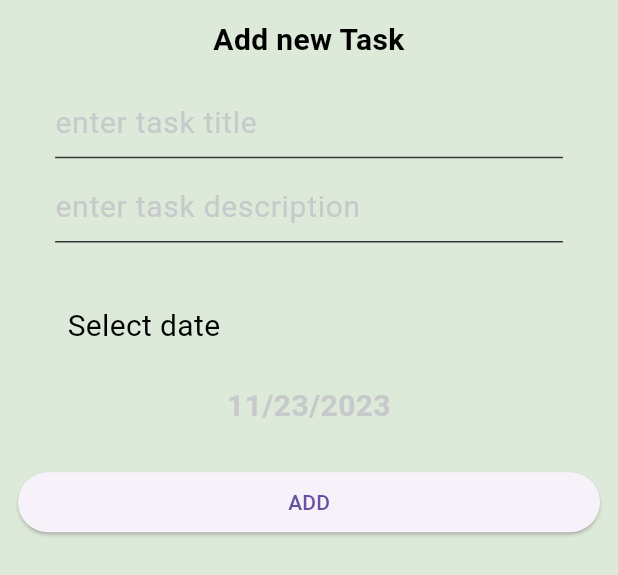
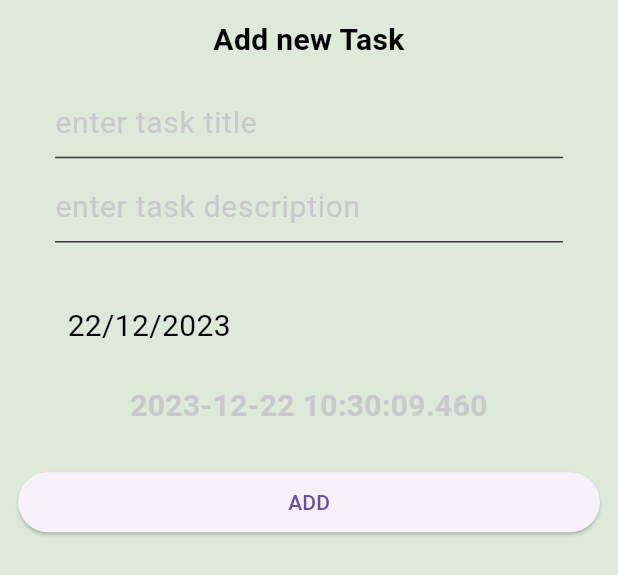
Before and after one commit to Mohamed-lalah/productivity_assistant, a Flutter app: the AddSheet widget shown alone on an empty page, opened directly, after a tap on "ADD", on a phone screen of 412 x 824 dp. Shown: the top 575 px of the screen. Run offline on Flutter 3.47's test engine with Material 3 defaults, Android fonts, the phone set to English and light mode, and no system bars; our stand-ins replace calendar_timeline, cloud_firestore, curved_navigation_bar, firebase_core, flutter_slidable; accounts and stored records are empty; generated files the repository leaves out were written again.

Commit message:
Adding datePicker package ,adding firestore

```diff
--- a/lib/main.dart
+++ b/lib/main.dart
@@ -2,8 +2,14 @@ import 'package:flutter/material.dart';
 import 'package:productivity_assistant/ui/screens/home/home.dart';
 import 'package:productivity_assistant/ui/screens/splash/splash.dart';
 import 'package:productivity_assistant/ui/utilities/app_theme.dart';
+import 'package:firebase_core/firebase_core.dart';
+import 'firebase_options.dart';
 
-void main() {
+void main() async{
+  WidgetsFlutterBinding.ensureInitialized();
+  await Firebase.initializeApp(
+    options: DefaultFirebaseOptions.currentPlatform,
+  );
   runApp(const MyApp());
 }
 
--- a/lib/ui/screens/bottom_sheets/add_sheet.dart
+++ b/lib/ui/screens/bottom_sheets/add_sheet.dart
@@ -1,16 +1,28 @@
+import 'package:cloud_firestore/cloud_firestore.dart';
 import 'package:flutter/material.dart';
 import 'package:productivity_assistant/ui/utilities/app_colors.dart';
 import 'package:productivity_assistant/ui/utilities/app_theme.dart';
 import 'package:productivity_assistant/ui/widgets/my_text_field.dart';
 
-class AddSheet extends StatelessWidget {
+class AddSheet extends StatefulWidget {
 
+  @override
+  State<AddSheet> createState() => _AddSheetState();
+}
 
+class _AddSheetState extends State<AddSheet> {
+  TextEditingController titleController=TextEditingController();
+
+  TextEditingController descreptionController=TextEditingController();
+
+  DateTime selectedDate= DateTime.now();
 
   @override
   Widget build(BuildContext context) {
     double height = MediaQuery.of(context).size.height;
     double width = MediaQuery.of(context).size.width;
+
+
     return Container(
       height: height*0.45,
       padding: EdgeInsets.all(12),
@@ -20,28 +32,59 @@ class AddSheet extends StatelessWidget {
           Text("Add new Task ",style: AppTheme.bottomSheetTitleTextStyle,textAlign:
           TextAlign.center),
           SizedBox(height: height*0.02,),
-         MyTextField(hint: "enter task title",),
+         MyTextField(hint: "enter task title",controller: titleController,),
           SizedBox(height: height*0.01,),
-          MyTextField(hint: "enter task description"),
+          MyTextField(hint: "enter task description",controller: descreptionController,),
           SizedBox(height: height*0.05,),
 
           Padding(
             padding:  EdgeInsets.only(left: width*0.08),
-            child: Text("Select date ", style: AppTheme.bottomSheetTitleTextStyle.copyWith(
+            child: Text("${selectedDate.day}/${selectedDate.month}/${selectedDate.year}", style: AppTheme.bottomSheetTitleTextStyle.copyWith(
               fontWeight: FontWeight.normal
             ),),
           ),
           SizedBox(height: height*0.03,),
 
-          Text("11/23/2023",textAlign: TextAlign.center,style: AppTheme.bottomSheetTitleTextStyle.copyWith(
-            color: AppColors.grey
-          ),),
+          InkWell(
+            onTap: (){
+              showMyDatePicker();
+            },
+            child: Text("$selectedDate",textAlign: TextAlign.center,style: AppTheme.bottomSheetTitleTextStyle.copyWith(
+              color: AppColors.grey
+            ),),
+          ),
           Spacer(),
-          ElevatedButton(onPressed: (){}, child: Text("ADD")),
+          ElevatedButton(onPressed: (){
+            addToFireStore();
+          }, child: Text("ADD")),
 
 
         ],
       ),
     );
   }
+
+  void addToFireStore(){
+    CollectionReference todosCollectionRef=
+    FirebaseFirestore.instance.collection("todos");
+
+    DocumentReference newEmptyDoc = todosCollectionRef.doc();
+    newEmptyDoc.set({
+      "title":  titleController.text,
+      "descreption" : descreptionController.text,
+      "date" : selectedDate,
+      "id " : newEmptyDoc.id,
+      "isDone": false,
+    }).timeout(Duration(milliseconds: 300),onTimeout: (){
+      Navigator.pop(context);
+    });
+  }
+
+  void showMyDatePicker()async{
+    selectedDate= await showDatePicker(context: context,
+        initialDate: selectedDate,
+        firstDate: DateTime.now(),
+        lastDate: DateTime.now().add(Duration(days: 365)))??selectedDate;
+    setState(() {});
+  }
 }
--- a/lib/ui/widgets/my_text_field.dart
+++ b/lib/ui/widgets/my_text_field.dart
@@ -6,7 +6,8 @@ class MyTextField extends StatelessWidget {
 
 
   String? hint;
-  MyTextField({ this.hint});
+  late TextEditingController controller;
+  MyTextField({ this.hint, required this.controller});
 
   @override
   Widget build(BuildContext context) {
@@ -15,6 +16,7 @@ class MyTextField extends StatelessWidget {
     return Padding(
       padding:  EdgeInsets.only(left: width*0.06, right:width*0.06 ),
       child: TextField(
+        controller: controller,
         decoration: InputDecoration(
             enabledBorder: const UnderlineInputBorder(
                 borderSide: BorderSide(
--- a/pubspec.yaml
+++ b/pubspec.yaml
@@ -13,6 +13,8 @@ dependencies:
     sdk: flutter
 
   cupertino_icons: ^1.0.2
+  firebase_core: ^2.24.2
+  cloud_firestore: ^4.13.6
 
 dev_dependencies:
   flutter_test:
```
Also changed, not shown: pubspec.lock.
